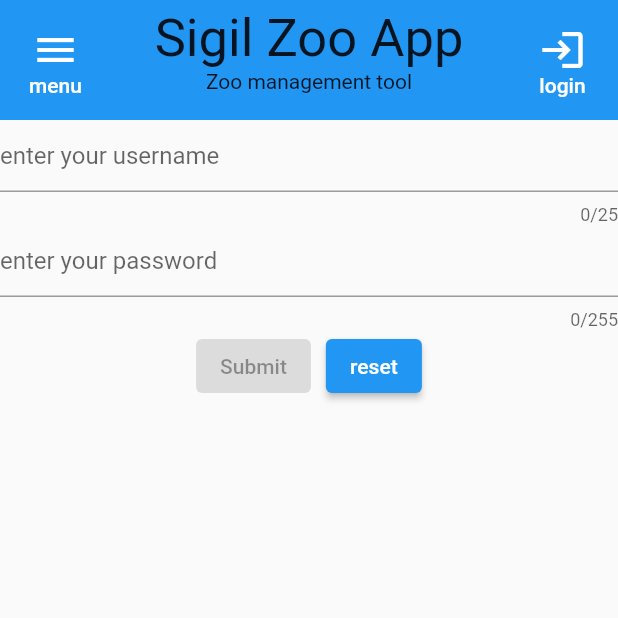
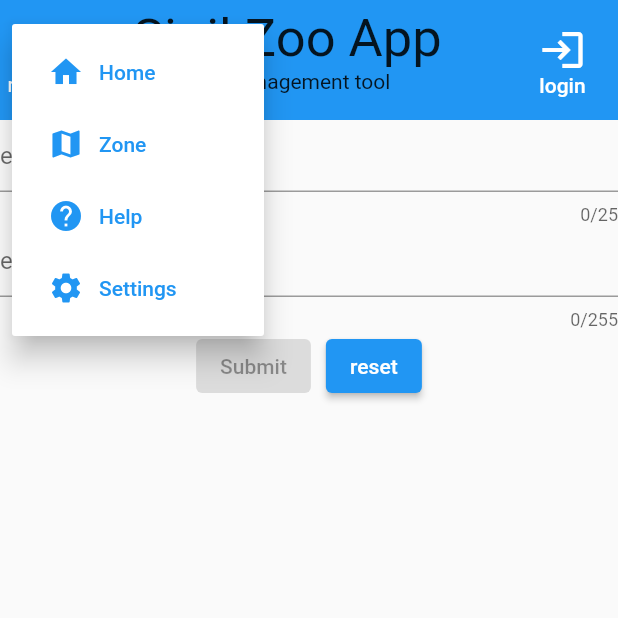
Before and after one commit to LLL762/zoo_flutter, a Flutter app: the screen it shows after launch, after a tap on "menu", on a phone screen of 412 x 824 dp, the top half of it. Run offline on Flutter 3.47's test engine with Material 2 defaults, Android fonts, the phone set to English and light mode, and no system bars; drawn by our look-alikes of flutter_form_builder; our stand-ins replace flutter_secure_storage, form_builder_validators, go_router, jwt_decoder, url_strategy.

Commit message:
add pop-up menu.

```diff
--- a/lib/src/features/nav/presentation/app_bar.dart
+++ b/lib/src/features/nav/presentation/app_bar.dart
@@ -3,6 +3,7 @@ import 'dart:math';
 import 'package:flutter/material.dart';
 import 'package:zoo_flutter/src/configs/screen_configs.dart';
 import 'package:zoo_flutter/src/features/authentication/services/i_log_in_service.dart';
+import 'package:zoo_flutter/src/features/nav/presentation/drop_down_menu.dart';
 
 class AppNavBar extends StatelessWidget {
   final ILogInService logInService;
@@ -36,7 +37,7 @@ class AppNavBar extends StatelessWidget {
                 buildIconBtn("zones", Icons.map),
                 buildIconBtn("menu", Icons.menu),
               ]
-            : [buildIconBtn("menu", Icons.menu)]);
+            : [const PopUpNavMenu()]);
   }
 
   buildIconsRight(BuildContext context) {
--- /dev/null
+++ b/lib/src/features/nav/presentation/drop_dow_menu_item.dart
@@ -0,0 +1,26 @@
+import 'package:flutter/material.dart';
+
+class DropDownNavMenuItem extends StatelessWidget {
+  final String text;
+  final IconData icon;
+  final void Function()? onPressed;
+
+  const DropDownNavMenuItem({
+    Key? key,
+    required this.text,
+    required this.icon,
+    this.onPressed,
+  }) : super(key: key);
+
+  @override
+  Widget build(BuildContext context) {
+    return TextButton(
+        onPressed: onPressed ?? () => {},
+        child: Wrap(
+          alignment: WrapAlignment.start,
+          crossAxisAlignment: WrapCrossAlignment.center,
+          spacing: 10,
+          children: [Icon(icon), Text(text)],
+        ));
+  }
+}
--- /dev/null
+++ b/lib/src/features/nav/presentation/drop_down_menu.dart
@@ -0,0 +1,44 @@
+import 'package:flutter/material.dart';
+import 'package:go_router/go_router.dart';
+import 'package:zoo_flutter/src/features/nav/presentation/drop_dow_menu_item.dart';
+
+class PopUpNavMenu extends StatelessWidget {
+  static List<DropDownNavMenuItem> buildItems(BuildContext context) {
+    return [
+      DropDownNavMenuItem(
+          text: "Home", icon: Icons.home, onPressed: () => context.go("/")),
+      const DropDownNavMenuItem(text: "Zone", icon: Icons.map),
+      const DropDownNavMenuItem(text: "Help", icon: Icons.help),
+      const DropDownNavMenuItem(text: "Settings", icon: Icons.settings),
+    ];
+  }
+
+  static wrapItems(BuildContext context) {
+    final items = buildItems(context);
+    return items.map((item) => PopupMenuItem(child: item)).toList();
+  }
+
+  const PopUpNavMenu({super.key});
+
+  buildItem(String text, IconData icon, [void Function()? onClick]) {
+    return TextButton(
+        onPressed: onClick ?? () => {},
+        child: Wrap(
+          children: [Icon(icon), Text(text)],
+        ));
+  }
+
+  @override
+  Widget build(BuildContext context) {
+    return PopupMenuButton(
+      child: Column(
+        crossAxisAlignment: CrossAxisAlignment.center,
+        children: const [
+          Icon(size: 32, color: Colors.white, Icons.menu),
+          Text(style: TextStyle(color: Colors.white), "menu")
+        ],
+      ),
+      itemBuilder: (BuildContext context) => wrapItems(context),
+    );
+  }
+}
```
